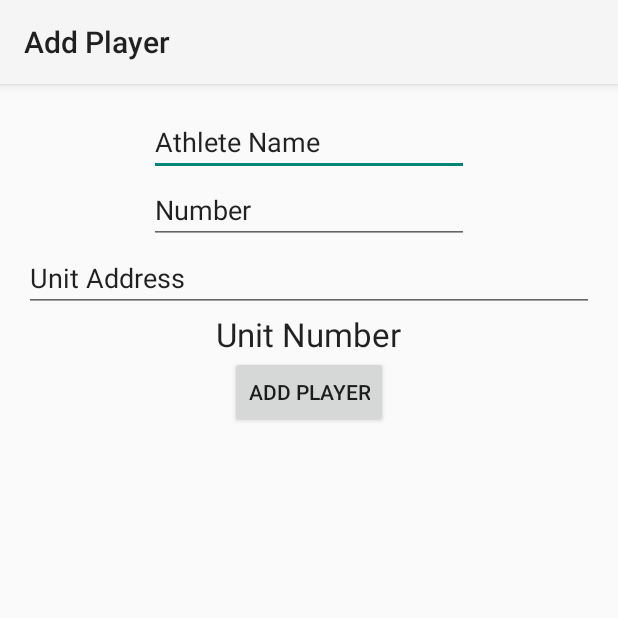
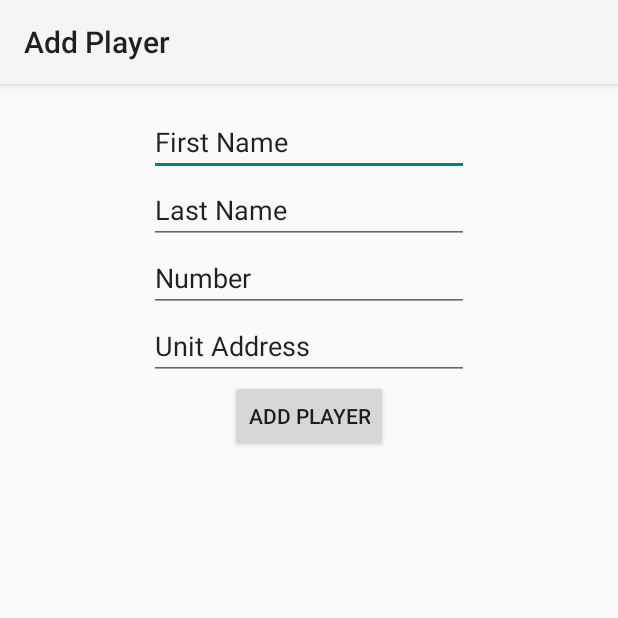
Before and after one commit to MixmasterFresh/RealTimeCoachApp, an Android app: the AddPlayerActivity screen opened directly, with no data from a screen before it, on a phone screen of 412 x 824 dp, the top half of it. Run offline under Robolectric (Android 15) with nearby library versions, the phone set to English and light mode, and no system bars.

```diff
--- a/RealTimeCoach/app/src/main/java/com/example/austin/realtimecoach/AddPlayerActivity.java
+++ b/RealTimeCoach/app/src/main/java/com/example/austin/realtimecoach/AddPlayerActivity.java
@@ -15,6 +15,7 @@ import java.util.ArrayList;
 import android.widget.Toast;
 import android.content.Context;
 import android.widget.EditText;
+
 /**
  * Created by Austin on 2/11/2015.
  */
@@ -22,10 +23,12 @@ public class AddPlayerActivity extends Activity
 {
 
     /* Get Default Adapter */
-    private String name="";
+    private String first_name="";
+    private String last_name="";
     private int number=-1;
     private int xbee=-1;
-    private EditText nameEntry;
+    private EditText first_name_entry;
+    private EditText last_name_entry;
     private EditText numberEntry;
     private EditText xbeeEntry;
     @Override
@@ -33,18 +36,20 @@ public class AddPlayerActivity extends Activity
     {
         super.onCreate(savedInstanceState);
         setContentView(R.layout.add_player);
-        nameEntry=(EditText)findViewById(R.id.editText);
-        numberEntry=(EditText)findViewById(R.id.editText2);
-        xbeeEntry=(EditText)findViewById(R.id.editText3);
+        first_name_entry=(EditText)findViewById(R.id.first);
+        last_name_entry=(EditText)findViewById(R.id.last);
+        numberEntry=(EditText)findViewById(R.id.number);
+        xbeeEntry=(EditText)findViewById(R.id.address);
         final Button button = (Button) findViewById(R.id.final_add_player);
         button.setOnClickListener(new View.OnClickListener()
         {
             public void onClick(View v)
             {
-                name=nameEntry.toString();
-                number=Integer.parseInt(numberEntry.toString());
-                xbee=Integer.parseInt(xbeeEntry.toString());
-                if(name.equals("")||number<0||xbee<0)
+                first_name=first_name_entry.getText().toString();
+                last_name=last_name_entry.getText().toString();
+                number=Integer.parseInt(numberEntry.getText().toString());
+                xbee=Integer.parseInt(xbeeEntry.getText().toString());
+                if(last_name.equals("")||number<0||xbee<0)
                 {
                     Context context = getApplicationContext();
                     CharSequence text = "Please use valid information.";
@@ -55,7 +60,8 @@ public class AddPlayerActivity extends Activity
                 }
                 else
                 {
-                    MainActivity.addPlayer(new Player(name,number,xbee));
+                    MainActivity.addPlayer(new Player(first_name,last_name,number,xbee));
+                    finish();
                 }
             }
         });
--- a/RealTimeCoach/app/src/main/res/layout/activity_main.xml
+++ b/RealTimeCoach/app/src/main/res/layout/activity_main.xml
@@ -8,7 +8,7 @@
     <ImageView
         android:layout_width="wrap_content"
         android:layout_height="wrap_content"
-        android:id="@+id/imageView" android:src="@drawable/ic_launcher"
+        android:id="@+id/android:empty" android:src="@drawable/ic_launcher"
         android:layout_centerInParent="true"/>
 
     <ListView
--- a/RealTimeCoach/app/src/main/res/layout/add_player.xml
+++ b/RealTimeCoach/app/src/main/res/layout/add_player.xml
@@ -12,9 +12,19 @@
         android:layout_width="wrap_content"
         android:layout_height="0dp"
         android:inputType="textPersonName"
-        android:text="@string/athlete_name"
+        android:id="@+id/first"
         android:ems="10"
-        android:id="@+id/editText"
+        android:layout_gravity="center_horizontal"
+        android:layout_weight="1"
+        android:text="@string/first_name" />
+
+    <EditText
+        android:layout_width="wrap_content"
+        android:layout_height="0dp"
+        android:inputType="textPersonName"
+        android:text="@string/last_name"
+        android:ems="10"
+        android:id="@+id/last"
         android:layout_weight="1"
         android:layout_gravity="center_horizontal"/>
 
@@ -23,29 +33,20 @@
         android:layout_height="0dp"
         android:inputType="number"
         android:ems="10"
-        android:id="@+id/editText2"
+        android:id="@+id/number"
         android:text="@string/number"
         android:layout_weight="1"
         android:layout_gravity="center_horizontal"/>
 
     <EditText
-        android:layout_width="match_parent"
-        android:layout_height="wrap_content"
+        android:layout_width="wrap_content"
+        android:layout_height="0dp"
         android:inputType="number"
         android:ems="10"
-        android:id="@+id/editText3"
+        android:id="@+id/address"
+        android:layout_weight="1"
         android:text="Unit Address"
-        android:layout_weight="1"
         android:layout_gravity="center_horizontal"/>
-
-    <TextView
-        android:layout_width="wrap_content"
-        android:layout_height="0dp"
-        android:textAppearance="?android:attr/textAppearanceLarge"
-        android:text="@string/xbee"
-        android:id="@+id/textView2"
-        android:layout_weight="2.21"
-        android:layout_gravity="center_horizontal" />
 
     <Button
         android:layout_width="wrap_content"
--- a/RealTimeCoach/app/src/main/res/menu/menu_main.xml
+++ b/RealTimeCoach/app/src/main/res/menu/menu_main.xml
@@ -7,5 +7,5 @@
     <item android:id="@+id/action_add_BT" android:title="@string/action_add_BT"
         android:showAsAction="never" android:orderInCategory="10"/>
     <item android:id="@+id/action_add_player" android:title="@string/action_add_player"
-        android:showAsAction="ifRoom" android:orderInCategory="1"/>
+        android:showAsAction="never" android:orderInCategory="1"/>
 </menu>
--- a/RealTimeCoach/app/src/main/res/values/strings.xml
+++ b/RealTimeCoach/app/src/main/res/values/strings.xml
@@ -15,5 +15,8 @@
     <string name="athlete_name">Athlete Name</string>
     <string name="number">Number</string>
     <string name="server">Server</string>
+    <string name="first_name">First Name</string>
+    <string name="last_name">Last Name</string>
+    <string name="bpm">BPM</string>
 
 </resources>
```
Also changed, not shown: RealTimeCoach/app/src/main/java/com/example/austin/realtimecoach/MainActivity.java (+40 -39 lines), RealTimeCoach/app/src/main/java/com/example/austin/realtimecoach/Player.java (+13 -4 lines), RealTimeCoach/app/src/main/java/com/example/austin/realtimecoach/UserItemAdapter.java (added, +57 -0 lines), RealTimeCoach/app/src/main/res/layout/rtc_line_layout.xml (added, +70 -0 lines).
